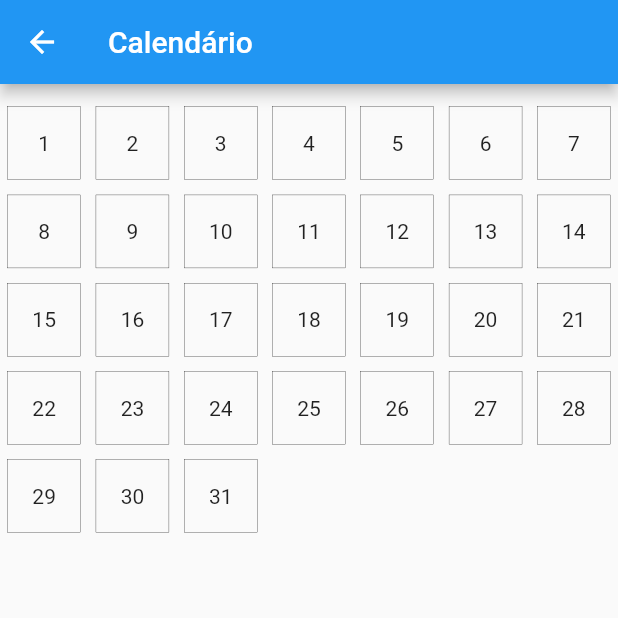
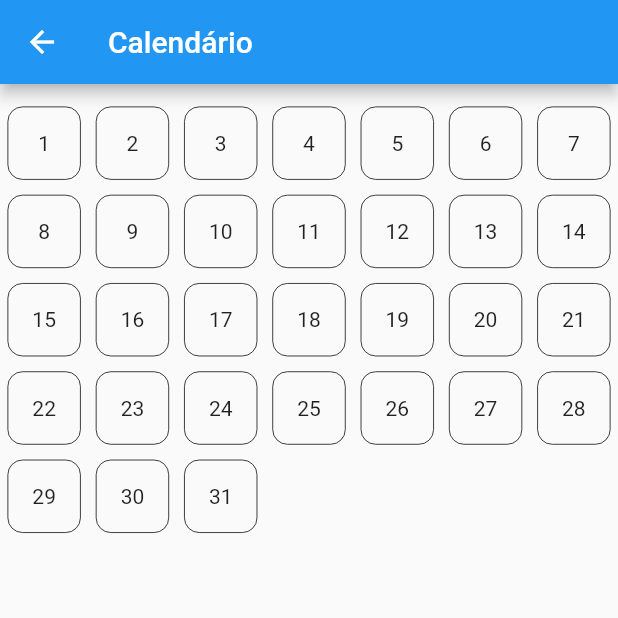
Before and after one commit to lutzzdias/calendar-flutter, a Flutter app: the CalendarPage screen opened directly, on a phone screen of 412 x 824 dp, the top half of it. Run offline on Flutter 3.47's test engine with Material 2 defaults, Android fonts, the phone set to English and light mode, and no system bars.

Commit message:
Made round borders on days in the calendar

```diff
--- a/lib/Presentation/Widgets/CalendarPage/calendar_day.dart
+++ b/lib/Presentation/Widgets/CalendarPage/calendar_day.dart
@@ -14,8 +14,8 @@ class CalendarDay extends StatelessWidget {
       child: Container(
         margin: const EdgeInsets.all(5),
         decoration: BoxDecoration(
-          border: Border.all(width: 0.2),
-        ),
+            border: Border.all(width: 0.5),
+            borderRadius: BorderRadius.circular(10)),
         width: 50,
         height: 50,
         child: Center(child: Text("${index + 1}")),
```
